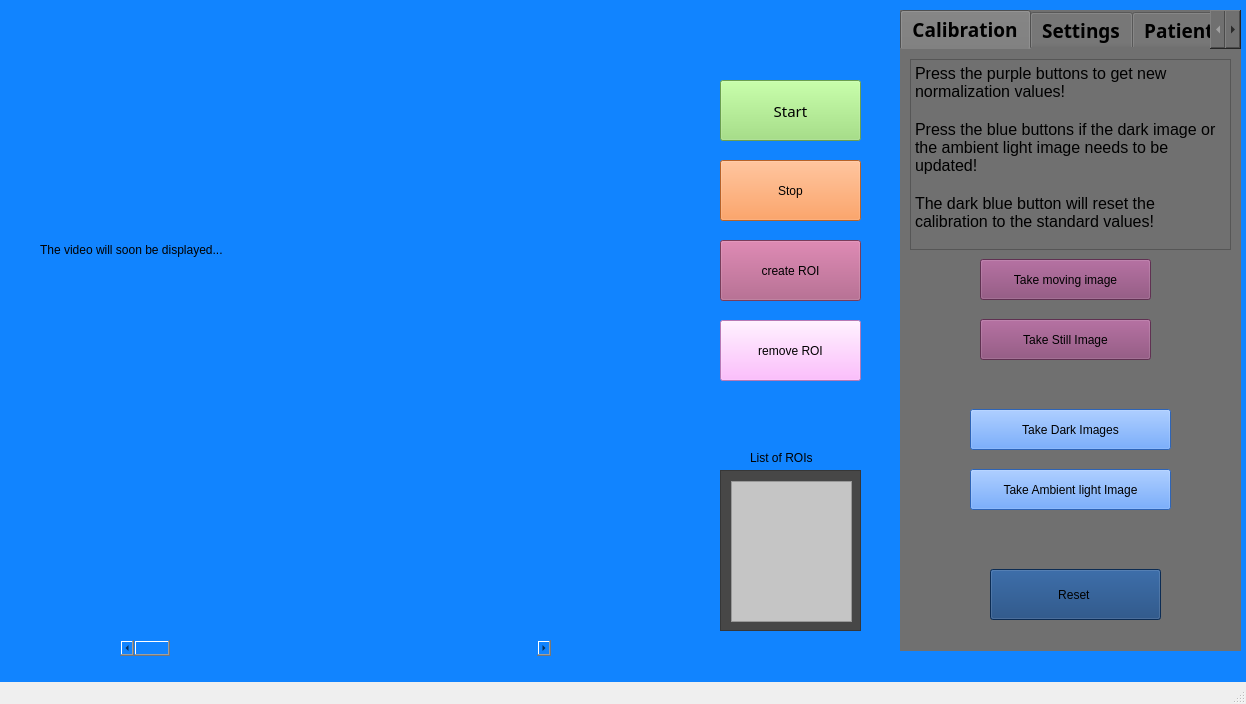
Fridanylund/LSI, file LSI Project GUI/LSI Project GUI/LSIProjectGUI.ui: the form before one commit.
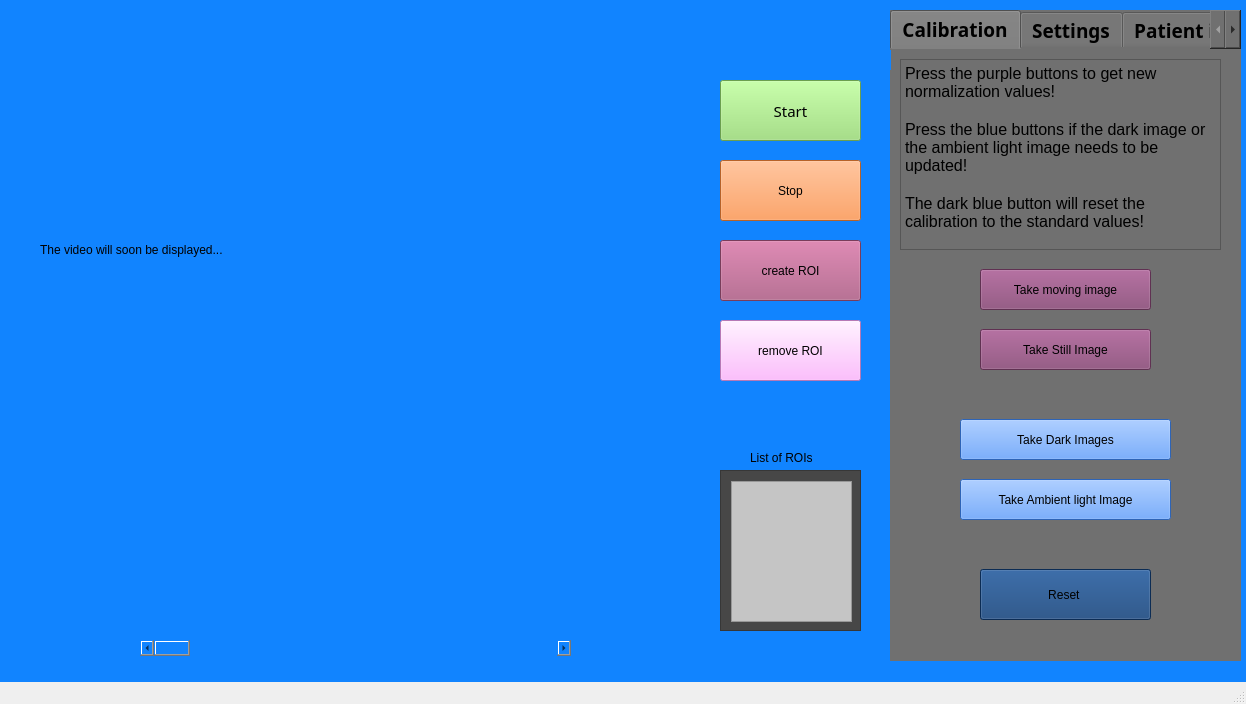
The form after the commit. The open tabs and pages were chosen to show the change. Custom widgets are drawn as their Qt base class.

The edit to the form file:
```diff
--- a/LSI Project GUI/LSI Project GUI/LSIProjectGUI.ui
+++ b/LSI Project GUI/LSI Project GUI/LSIProjectGUI.ui
@@ -99,7 +99,7 @@
      <rect>
       <x>40</x>
       <y>10</y>
-      <width>640</width>
+      <width>641</width>
       <height>480</height>
      </rect>
     </property>
@@ -113,10 +113,10 @@
    <widget class="QTabWidget" name="settings_patientInfo">
     <property name="geometry">
      <rect>
-      <x>900</x>
+      <x>890</x>
       <y>10</y>
-      <width>341</width>
-      <height>641</height>
+      <width>351</width>
+      <height>651</height>
      </rect>
     </property>
     <property name="font">
@@ -153,8 +153,8 @@
      <widget class="QPushButton" name="CalibrateMoving_Button">
       <property name="geometry">
        <rect>
-        <x>80</x>
-        <y>210</y>
+        <x>90</x>
+        <y>220</y>
         <width>171</width>
         <height>41</height>
        </rect>
@@ -170,8 +170,8 @@
      <widget class="QPushButton" name="CalibrateStill_Button">
       <property name="geometry">
        <rect>
-        <x>80</x>
-        <y>270</y>
+        <x>90</x>
+        <y>280</y>
         <width>171</width>
         <height>41</height>
        </rect>
@@ -230,8 +230,8 @@
       <property name="geometry">
        <rect>
         <x>70</x>
-        <y>360</y>
-        <width>201</width>
+        <y>370</y>
+        <width>211</width>
         <height>41</height>
        </rect>
       </property>
@@ -247,8 +247,8 @@
       <property name="geometry">
        <rect>
         <x>70</x>
-        <y>420</y>
-        <width>201</width>
+        <y>430</y>
+        <width>211</width>
         <height>41</height>
        </rect>
       </property>
@@ -650,7 +650,7 @@
    <widget class="QCustomPlot" name="customPlot" native="true">
     <property name="geometry">
      <rect>
-      <x>120</x>
+      <x>140</x>
       <y>500</y>
       <width>431</width>
       <height>161</height>
```
Left out of the diff: 12 changed lines with no effect on the pictures.
